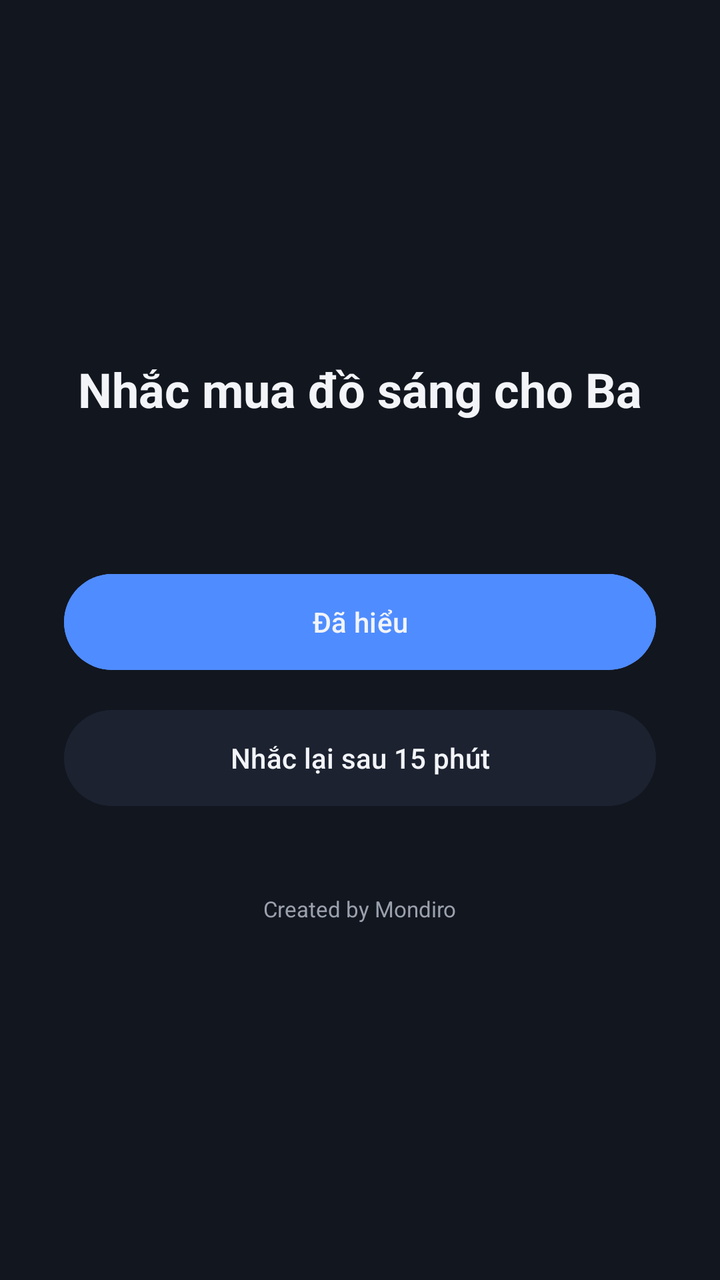
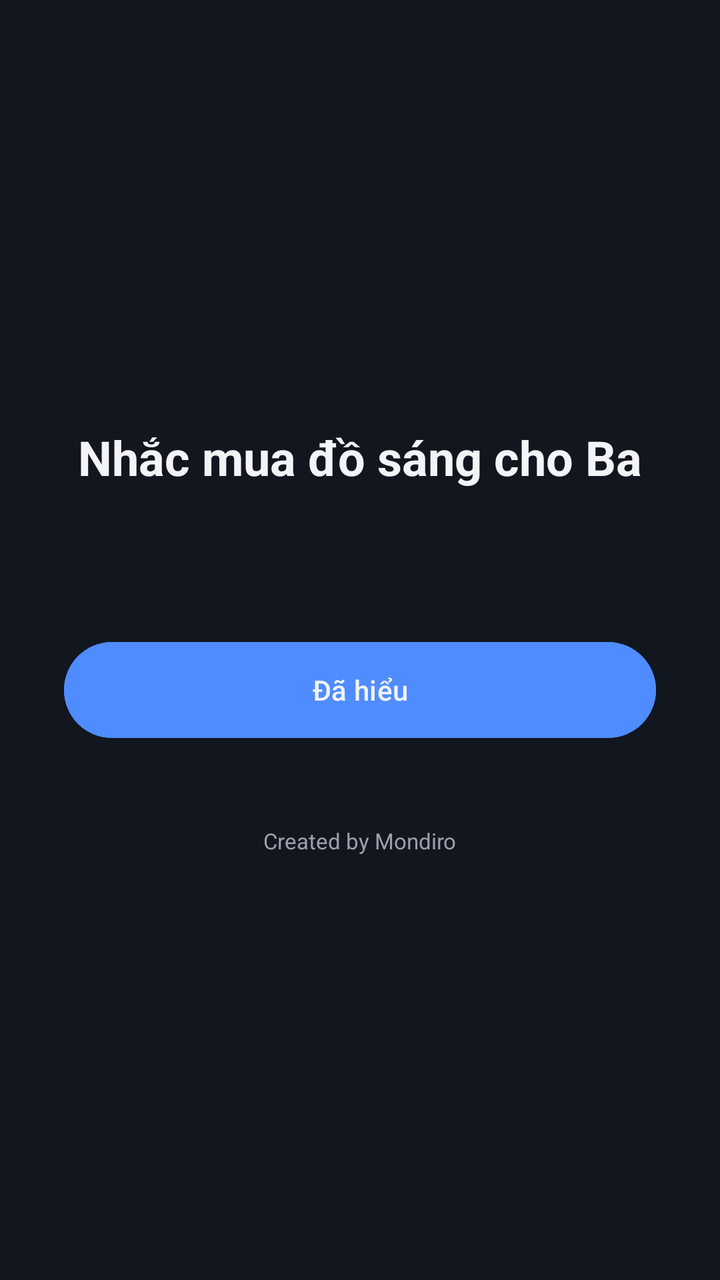

An Android layout rendered at two revisions. The XML below is the earlier revision; the diff shows what the commit changed to produce the second picture.
<!-- AndroidManifest.xml: activity theme Theme.TimerAlarm.FullScreenAlarm -->
<!-- res/layout/activity_full_screen_alarm.xml -->
<?xml version="1.0" encoding="utf-8"?>
<LinearLayout xmlns:android="http://schemas.android.com/apk/res/android"
    android:layout_width="match_parent"
    android:layout_height="match_parent"
    android:background="@color/bg_main"
    android:orientation="vertical"
    android:gravity="center"
    android:padding="32dp">

    <TextView
        android:id="@+id/tvAlarmTitle"
        android:layout_width="wrap_content"
        android:layout_height="wrap_content"
        android:text="@string/breakfast_title"
        android:textColor="@color/text_primary"
        android:textSize="24sp"
        android:textStyle="bold"
        android:gravity="center"
        android:layout_marginBottom="12dp" />

    <TextView
        android:id="@+id/tvAlarmSubtitle"
        android:layout_width="wrap_content"
        android:layout_height="wrap_content"
        android:textColor="@color/text_dim"
        android:textSize="15sp"
        android:gravity="center"
        android:layout_marginBottom="40dp" />

    <Button
        android:id="@+id/btnDismiss"
        android:layout_width="match_parent"
        android:layout_height="56dp"
        android:text="@string/btn_dismiss"
        android:backgroundTint="@color/accent"
        android:textColor="@color/text_primary"
        android:layout_marginBottom="12dp" />

    <Button
        android:id="@+id/btnSnooze"
        android:layout_width="match_parent"
        android:layout_height="56dp"
        android:text="@string/btn_snooze"
        android:backgroundTint="@color/surface"
        android:textColor="@color/text_primary" />

    <TextView
        android:layout_width="wrap_content"
        android:layout_height="wrap_content"
        android:text="@string/watermark"
        android:textColor="@color/text_dim"
        android:textSize="11sp"
        android:layout_marginTop="40dp" />

</LinearLayout>
<!-- resources referenced by this layout -->
<resources>
  <color name="accent">#4F8CFF</color>
  <color name="bg_main">#12161F</color>
  <color name="surface">#1C2230</color>
  <color name="text_dim">#9AA0AC</color>
  <color name="text_primary">#F2F4F8</color>
  <string name="breakfast_title">Nhắc mua đồ sáng cho Ba</string>
  <string name="btn_dismiss">Đã hiểu</string>
  <string name="btn_snooze">Nhắc lại sau 15 phút</string>
  <string name="watermark">Created by Mondiro</string>
  <style name="Theme.TimerAlarm.FullScreenAlarm" parent="Theme.TimerAlarm">
          <item name="android:windowFullscreen">true</item>
          <item name="android:windowNoTitle">true</item>
          <item name="android:windowIsTranslucent">false</item>
      </style>
  <style name="Theme.TimerAlarm" parent="Theme.Material3.DayNight.NoActionBar">
          <item name="colorPrimary">@color/accent</item>
          <item name="android:windowBackground">@color/bg_main</item>
      </style>
</resources>

<!-- the commit's change to res/layout/activity_full_screen_alarm.xml (unified diff, before → after) -->
@@ -33,15 +33,6 @@
         android:layout_height="56dp"
         android:text="@string/btn_dismiss"
         android:backgroundTint="@color/accent"
-        android:textColor="@color/text_primary"
-        android:layout_marginBottom="12dp" />
-
-    <Button
-        android:id="@+id/btnSnooze"
-        android:layout_width="match_parent"
-        android:layout_height="56dp"
-        android:text="@string/btn_snooze"
-        android:backgroundTint="@color/surface"
         android:textColor="@color/text_primary" />
 
     <TextView
<!-- resource entries referenced after the edit -->
@@ -2,12 +2,10 @@
 <resources>
   <color name="accent">#4F8CFF</color>
   <color name="bg_main">#12161F</color>
-  <color name="surface">#1C2230</color>
   <color name="text_dim">#9AA0AC</color>
   <color name="text_primary">#F2F4F8</color>
   <string name="breakfast_title">Nhắc mua đồ sáng cho Ba</string>
   <string name="btn_dismiss">Đã hiểu</string>
-  <string name="btn_snooze">Nhắc lại sau 15 phút</string>
   <string name="watermark">Created by Mondiro</string>
   <style name="Theme.TimerAlarm.FullScreenAlarm" parent="Theme.TimerAlarm">
           <item name="android:windowFullscreen">true</item>
